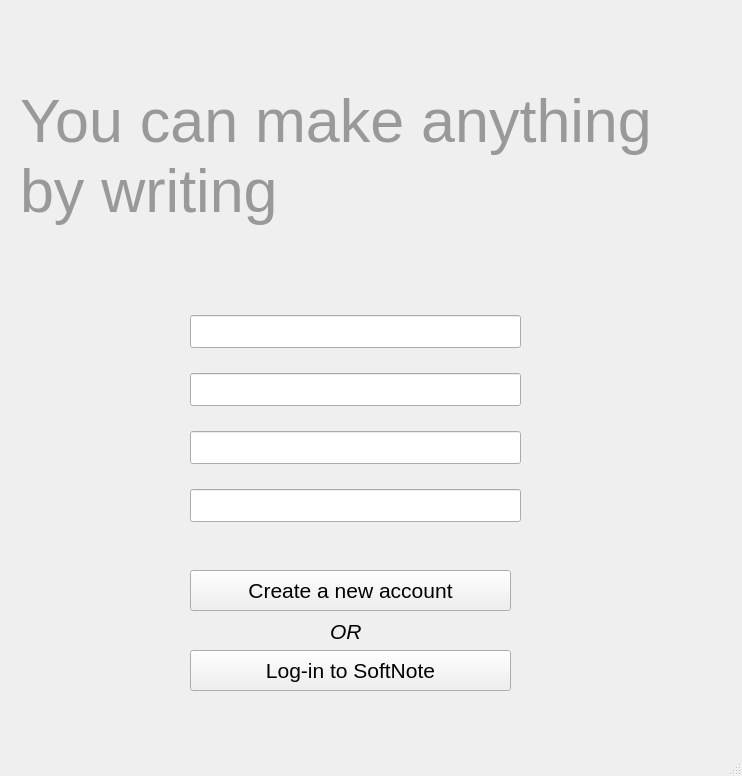
Qt form mainwindow.ui (Adarsha16/SoftNote) before a commit.
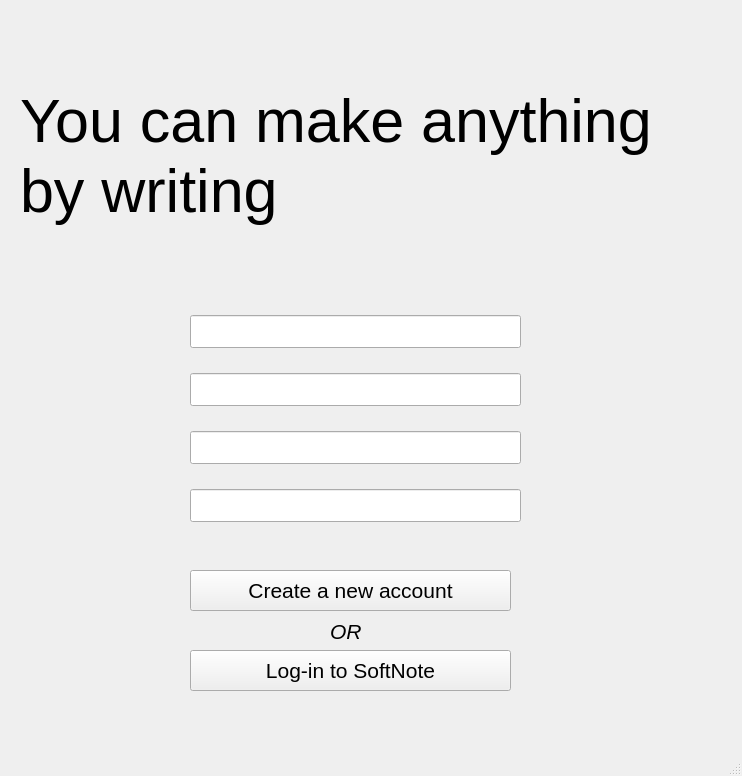
The same form after that commit. Icons and pictures are not drawn.

Diff of the .ui file:
```diff
--- a/mainwindow.ui
+++ b/mainwindow.ui
@@ -57,7 +57,7 @@
       </font>
      </property>
      <property name="styleSheet">
-      <string notr="true">color:rgba(153, 153, 153, 1)</string>
+      <string notr="true"/>
      </property>
      <property name="text">
       <string>You can make anything by writing</string>
```
